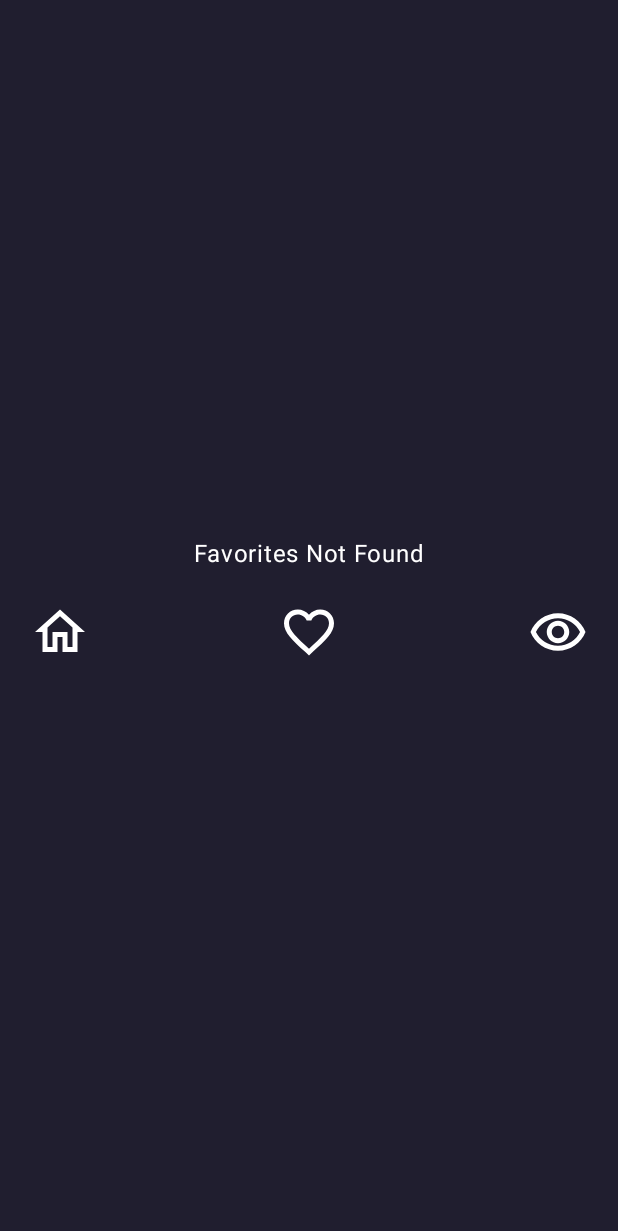
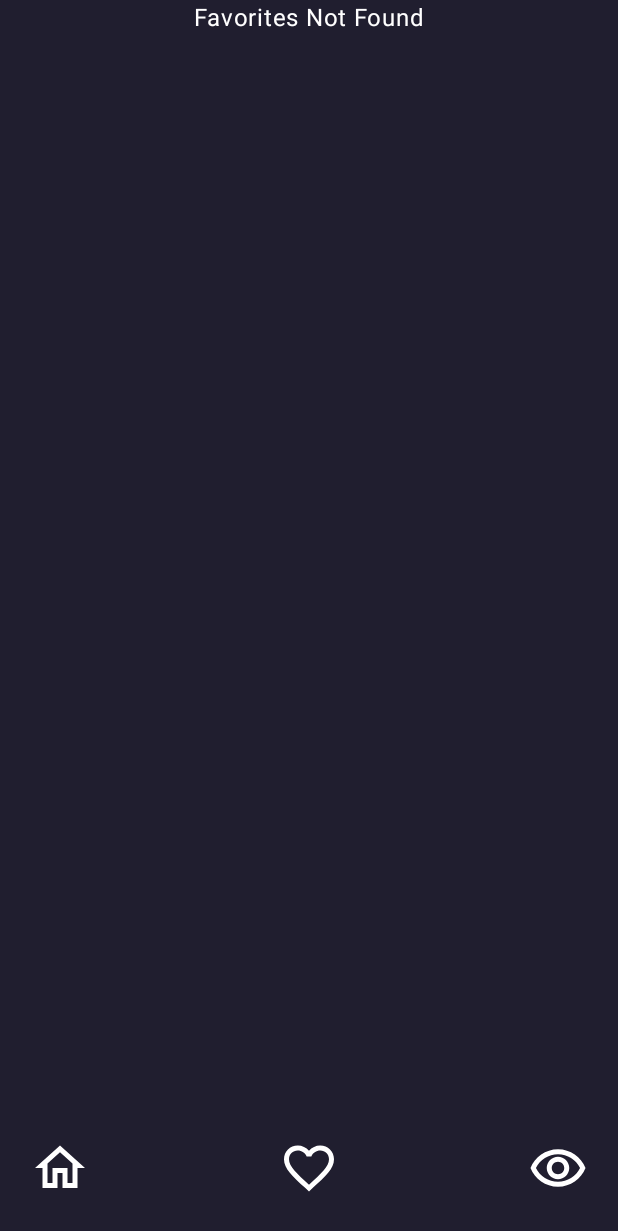
Before and after one commit to Korugan32/TvSeriesApp, an Android app built with Jetpack Compose: the FavoritesScreen screen opened through its navigation route, on a phone screen of 412 x 824 dp. Shown: the top 1231 px of the screen. Run offline under Robolectric (Android 15) with nearby library versions, the phone set to English and light mode, and no system bars; our stand-ins replace Room's generated code, livedata-compose.

Commit message:
Update Screens

```diff
--- a/app/src/main/java/com/korugan/tvseriesapp/presentation/screens/details/DetailsScreen.kt
+++ b/app/src/main/java/com/korugan/tvseriesapp/presentation/screens/details/DetailsScreen.kt
@@ -29,7 +29,6 @@ import androidx.compose.material3.MaterialTheme
 import androidx.compose.material3.Text
 import androidx.compose.runtime.Composable
 import androidx.compose.runtime.LaunchedEffect
-import androidx.compose.runtime.collectAsState
 import androidx.compose.runtime.getValue
 import androidx.compose.runtime.livedata.observeAsState
 import androidx.compose.runtime.mutableStateOf
@@ -74,7 +73,6 @@ fun DetailsScreen(
     var dominantColor by remember { mutableStateOf(defaultColor) } //
     var isFavorite by remember { mutableStateOf(false) }
     var isWatchlist by remember { mutableStateOf(false) }
-    val favoritesList by favoritesViewModel.allFavorites.collectAsState()
     val detailsResult = detailsViewModel.details_Result.observeAsState()
     val result = detailsData(detailsResult) //
 
@@ -186,7 +184,7 @@ fun DetailsScreen(
                             Modifier.fillMaxWidth(),
                             horizontalArrangement = Arrangement.Center
                         ) {
-                            Text(result.tvShow.name + favoritesList, color = Color.White, fontWeight = FontWeight.Bold, fontSize = 20.sp)
+                            Text(result.tvShow.name, color = Color.White, fontWeight = FontWeight.Bold, fontSize = 20.sp)
                         }
                     }
                     item {
--- a/app/src/main/java/com/korugan/tvseriesapp/presentation/screens/favorites/FavoritesScreen.kt
+++ b/app/src/main/java/com/korugan/tvseriesapp/presentation/screens/favorites/FavoritesScreen.kt
@@ -68,14 +68,15 @@ fun FavoritesScreen(navController: NavHostController, detailsViewModel: DetailsV
                 }
             }
         } else {
-            Column(
-                modifier = Modifier.fillMaxSize(),
-                verticalArrangement = Arrangement.Center,
-                horizontalAlignment = Alignment.CenterHorizontally
-            ) {
-                Text("Favorites Not Found",color = Color.White)
-                BottomBar(navController)
-            }
+                Column(
+                    modifier = Modifier.fillMaxSize(),
+                    verticalArrangement = Arrangement.SpaceBetween,
+                    horizontalAlignment = Alignment.CenterHorizontally
+                ) {
+                    Text("Favorites Not Found", color = Color.White)
+                    BottomBar(navController)
+                }
+
         }
     }
 }
--- a/app/src/main/java/com/korugan/tvseriesapp/presentation/screens/watchlist/WatchListScreen.kt
+++ b/app/src/main/java/com/korugan/tvseriesapp/presentation/screens/watchlist/WatchListScreen.kt
@@ -78,8 +78,6 @@ fun WatchlistScreen(navController: NavHostController, detailsViewModel: DetailsV
                     Text("Watchlist Not Found", color = Color.White)
                     BottomBar(navController)
                 }
-
-
             }
 
         }
```
